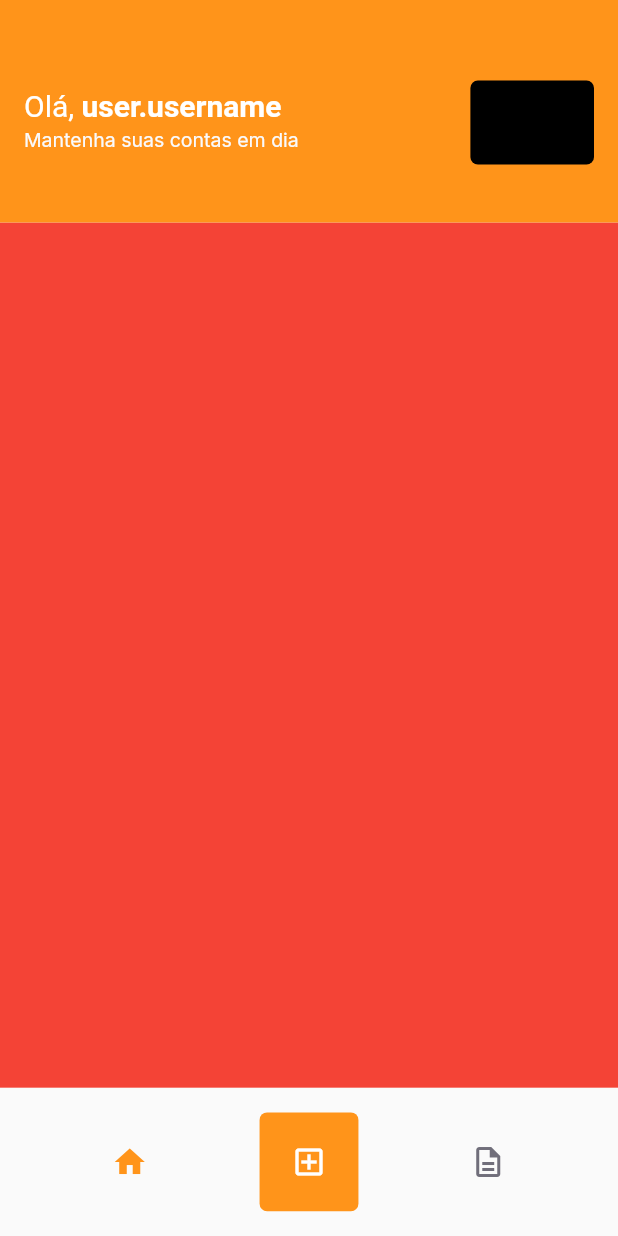
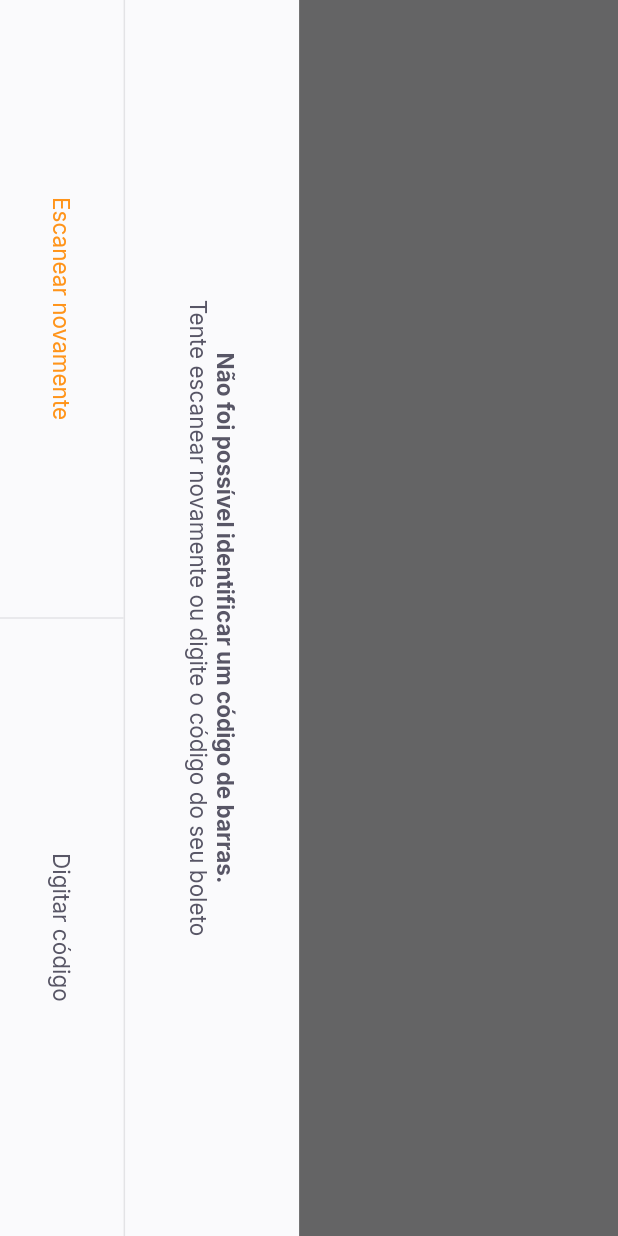
Before and after one commit to CinthiaNagahama/PayFlow, a Flutter app: the HomeScreen screen opened by its route, after a tap on the "add box" icon, on a phone screen of 412 x 824 dp. Run offline on Flutter 3.47's test engine with Material 2 defaults, Android fonts, the phone set to English and light mode, and no system bars; our stand-ins replace firebase_core, google_fonts, google_sign_in, shared_preferences; accounts and stored records are empty.

Commit message:
Created barcode layout

```diff
--- a/lib/app_widget.dart
+++ b/lib/app_widget.dart
@@ -1,15 +1,25 @@
 import 'package:flutter/material.dart';
+import 'package:flutter/services.dart';
+import 'package:payflow/modules/barcode_scanner/barcode_scanner_screen.dart';
 import 'package:payflow/modules/home/home_screen.dart';
 import 'package:payflow/modules/splash/splash_screen.dart';
 import 'package:payflow/shared/themes/app_colors.dart';
 import 'modules/login/login_screen.dart';
 
 class AppWidget extends StatelessWidget {
+  AppWidget() {
+    SystemChrome.setPreferredOrientations([
+      DeviceOrientation.portraitDown,
+      DeviceOrientation.portraitUp,
+    ]);
+  }
+
   @override
   Widget build(BuildContext context) {
     return MaterialApp(
       title: "PayFlow",
       theme: ThemeData(
+        primarySwatch: Colors.orange,
         primaryColor: AppColors.primary,
       ),
       initialRoute: "/splash",
@@ -17,6 +27,7 @@ class AppWidget extends StatelessWidget {
         "/splash": (context) => SplashScreen(),
         "/home": (context) => HomeScreen(),
         "/login": (context) => LoginScreen(),
+        "/barcode_scanner": (context) => BarcodeScannerScreen(),
       },
     );
   }
--- /dev/null
+++ b/lib/modules/barcode_scanner/barcode_scanner_screen.dart
@@ -0,0 +1,60 @@
+import 'package:flutter/material.dart';
+import 'package:payflow/shared/themes/app_colors.dart';
+import 'package:payflow/shared/themes/app_text_styles.dart';
+import 'package:payflow/shared/widgets/bottom_sheet/bottom_sheet_widget.dart';
+import 'package:payflow/shared/widgets/label_buttons/label_buttons_widget.dart';
+
+class BarcodeScannerScreen extends StatefulWidget {
+  BarcodeScannerScreen({Key? key}) : super(key: key);
+
+  @override
+  _BarcodeScannerScreenState createState() => _BarcodeScannerScreenState();
+}
+
+class _BarcodeScannerScreenState extends State<BarcodeScannerScreen> {
+  @override
+  Widget build(BuildContext context) {
+    return BottomSheetW(
+        leftLabel: "Escanear novamente",
+        leftOnPressed: () {},
+        rightLabel: "Digitar código",
+        rightOnPressed: () {},
+        title: "Não foi possível identificar um código de barras.",
+        subtitle: "Tente escanear novamente ou digite o código do seu boleto");
+    return SafeArea(
+      child: RotatedBox(
+        quarterTurns: 1,
+        child: Scaffold(
+          appBar: AppBar(
+            backgroundColor: Colors.black,
+            title: Text("Escaneie o código de barras do boleto", style: AppTextStyles.buttonBackground),
+            centerTitle: true,
+            leading: BackButton(
+              color: AppColors.background,
+            ),
+          ),
+          body: Column(
+            children: [
+              Expanded(
+                child: Container(color: Colors.black.withOpacity(0.5)),
+              ),
+              Expanded(
+                flex: 2,
+                child: Container(color: Colors.transparent),
+              ),
+              Expanded(
+                child: Container(color: Colors.black.withOpacity(0.5)),
+              ),
+            ],
+          ),
+          bottomNavigationBar: LabelButtonsW(
+            leftLabel: "Inserir código do boleto",
+            leftOnPressed: () {},
+            rightLabel: "Adicionar da galeria",
+            rightOnPressed: () {},
+          ),
+        ),
+      ),
+    );
+  }
+}
--- a/lib/modules/home/home_screen.dart
+++ b/lib/modules/home/home_screen.dart
@@ -71,21 +71,19 @@ class _HomeScreenState extends State<HomeScreen> {
               },
             ),
             GestureDetector(
+              onTap: () {
+                print("Click");
+                Navigator.pushNamed(context, "/barcode_scanner");
+              },
               child: Container(
-                height: size.height * 0.08,
-                width: size.height * 0.08,
+                height: size.height * 0.1,
+                width: size.height * 0.1,
                 decoration: BoxDecoration(color: AppColors.primary, borderRadius: BorderRadius.circular(5)),
-                child: IconButton(
-                  icon: Icon(
-                    Icons.add_box_outlined,
-                    color: AppColors.background,
-                  ),
-                  onPressed: () {},
+                child: Icon(
+                  Icons.add_box_outlined,
+                  color: AppColors.background,
                 ),
               ),
-              onTap: () {
-                print("Click");
-              },
             ),
             IconButton(
               icon: Icon(
--- /dev/null
+++ b/lib/shared/widgets/bottom_sheet/bottom_sheet_widget.dart
@@ -0,0 +1,79 @@
+import 'package:flutter/material.dart';
+import 'package:payflow/shared/themes/app_colors.dart';
+import 'package:payflow/shared/themes/app_text_styles.dart';
+import 'package:payflow/shared/widgets/label_buttons/label_buttons_widget.dart';
+
+class BottomSheetW extends StatelessWidget {
+  final String leftLabel;
+  final VoidCallback leftOnPressed;
+
+  final String rightLabel;
+  final VoidCallback rightOnPressed;
+
+  final String title;
+  final String subtitle;
+
+  const BottomSheetW({
+    Key? key,
+    required this.leftLabel,
+    required this.leftOnPressed,
+    required this.rightLabel,
+    required this.rightOnPressed,
+    required this.title,
+    required this.subtitle,
+  }) : super(key: key);
+
+  @override
+  Widget build(BuildContext context) {
+    return SafeArea(
+      child: RotatedBox(
+        quarterTurns: 1,
+        child: Material(
+          child: Container(
+            color: AppColors.shape,
+            child: Column(
+              children: [
+                Expanded(
+                  child: Container(
+                    color: Colors.black.withOpacity(0.6),
+                  ),
+                ),
+                Column(
+                  children: [
+                    Padding(
+                      padding: const EdgeInsets.all(40),
+                      child: Text.rich(
+                        TextSpan(
+                          text: title,
+                          style: AppTextStyles.buttonBoldHeading,
+                          children: [
+                            TextSpan(
+                              text: "\n$subtitle",
+                              style: AppTextStyles.buttonHeading,
+                            ),
+                          ],
+                        ),
+                        textAlign: TextAlign.center,
+                      ),
+                    ),
+                    Container(
+                      height: 1,
+                      color: AppColors.stroke,
+                    ),
+                    LabelButtonsW(
+                      leftLabel: leftLabel,
+                      leftOnPressed: leftOnPressed,
+                      rightLabel: rightLabel,
+                      rightOnPressed: rightOnPressed,
+                      enablePrimaryColor: true,
+                    )
+                  ],
+                ),
+              ],
+            ),
+          ),
+        ),
+      ),
+    );
+  }
+}
--- /dev/null
+++ b/lib/shared/widgets/label_button/label_button.dart
@@ -0,0 +1,30 @@
+import 'package:flutter/material.dart';
+import 'package:payflow/shared/themes/app_text_styles.dart';
+
+class LabelButton extends StatelessWidget {
+  final String label;
+  final VoidCallback onPressed;
+  final TextStyle? style;
+
+  const LabelButton({
+    Key? key,
+    required this.label,
+    required this.onPressed,
+    this.style,
+  }) : super(key: key);
+
+  @override
+  Widget build(BuildContext context) {
+    final size = MediaQuery.of(context).size;
+    return Container(
+      height: size.height * 0.1,
+      child: TextButton(
+        onPressed: onPressed,
+        child: Text(
+          label,
+          style: style ?? AppTextStyles.buttonHeading,
+        ),
+      ),
+    );
+  }
+}
--- /dev/null
+++ b/lib/shared/widgets/label_buttons/label_buttons_widget.dart
@@ -0,0 +1,49 @@
+import 'package:flutter/material.dart';
+import 'package:payflow/shared/themes/app_text_styles.dart';
+import 'package:payflow/shared/widgets/label_button/label_button.dart';
+import 'package:payflow/shared/widgets/vertical_divider/vertical_divider_widget.dart';
+
+class LabelButtonsW extends StatelessWidget {
+  final String leftLabel;
+  final VoidCallback leftOnPressed;
+
+  final String rightLabel;
+  final VoidCallback rightOnPressed;
+
+  final bool enablePrimaryColor;
+  const LabelButtonsW({
+    Key? key,
+    required this.leftLabel,
+    required this.leftOnPressed,
+    required this.rightLabel,
+    required this.rightOnPressed,
+    this.enablePrimaryColor = false,
+  }) : super(key: key);
+
+  @override
+  Widget build(BuildContext context) {
+    final size = MediaQuery.of(context).size;
+
+    return Container(
+      height: size.height * 0.1,
+      child: Row(
+        children: [
+          Expanded(
+            child: LabelButton(
+              label: leftLabel,
+              onPressed: leftOnPressed,
+              style: enablePrimaryColor ? AppTextStyles.buttonPrimary : null,
+            ),
+          ),
+          VerticalDividerW(),
+          Expanded(
+            child: LabelButton(
+              label: rightLabel,
+              onPressed: rightOnPressed,
+            ),
+          ),
+        ],
+      ),
+    );
+  }
+}
--- /dev/null
+++ b/lib/shared/widgets/vertical_divider/vertical_divider_widget.dart
@@ -0,0 +1,15 @@
+import 'package:flutter/material.dart';
+import 'package:payflow/shared/themes/app_colors.dart';
+
+class VerticalDividerW extends StatelessWidget {
+  const VerticalDividerW({Key? key}) : super(key: key);
+
+  @override
+  Widget build(BuildContext context) {
+    return Container(
+      width: 1,
+      height: double.maxFinite,
+      color: AppColors.stroke,
+    );
+  }
+}
--- a/pubspec.yaml
+++ b/pubspec.yaml
@@ -33,6 +33,10 @@ dependencies:
   google_sign_in: ^5.0.4
   google_sign_in_web: ^0.10.0
   shared_preferences: ^2.0.6
+  google_ml_kit: ^0.6.0
+  camera: ^0.8.1+3
+  image_picker: ^0.8.0+4
+  image_picker_for_web: ^2.0.0
 
 dev_dependencies:
   flutter_test:
```
Also changed, not shown: pubspec.lock.
